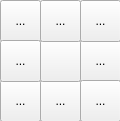
The window that src/quickmenu.ui (unruhschuh/MrWriter) describes before a commit, drawn with Qt 5.
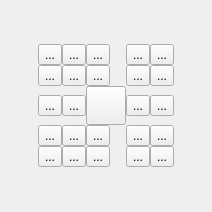
The same window after the commit. Icons and pictures are not drawn.

Commit message: more buttons for quickmenu

What changed in the file:
```diff
--- a/src/quickmenu.ui
+++ b/src/quickmenu.ui
@@ -6,8 +6,8 @@
    <rect>
     <x>0</x>
     <y>0</y>
-    <width>120</width>
-    <height>121</height>
+    <width>212</width>
+    <height>212</height>
    </rect>
   </property>
   <property name="sizePolicy">
@@ -19,15 +19,26 @@
   <property name="windowTitle">
    <string>Quick Menu</string>
   </property>
-  <widget class="QToolButton" name="strokeEraserButton">
-   <property name="geometry">
-    <rect>
-     <x>80</x>
-     <y>40</y>
-     <width>41</width>
-     <height>42</height>
-    </rect>
+  <layout class="QGridLayout" name="gridLayout_2">
+   <property name="leftMargin">
+    <number>0</number>
    </property>
+   <property name="topMargin">
+    <number>0</number>
+   </property>
+   <property name="rightMargin">
+    <number>0</number>
+   </property>
+   <property name="bottomMargin">
+    <number>0</number>
+   </property>
+   <item row="0" column="0">
+    <layout class="QGridLayout" name="gridLayout">
+     <property name="spacing">
+      <number>0</number>
+     </property>
+     <item row="2" column="4">
+      <widget class="QToolButton" name="circleButton">
    <property name="text">
     <string>...</string>
    </property>
@@ -42,15 +53,26 @@
     </size>
    </property>
   </widget>
-  <widget class="QToolButton" name="selectButton">
-   <property name="geometry">
-    <rect>
-     <x>0</x>
-     <y>80</y>
-     <width>41</width>
-     <height>42</height>
-    </rect>
-   </property>
+     </item>
+     <item row="5" column="4">
+      <widget class="QToolButton" name="redoButton">
+       <property name="text">
+        <string>...</string>
+       </property>
+       <property name="icon">
+        <iconset resource="../myresource.qrc">
+         <normaloff>:/images/redoIcon.png</normaloff>:/images/redoIcon.png</iconset>
+       </property>
+       <property name="iconSize">
+        <size>
+         <width>32</width>
+         <height>32</height>
+        </size>
+       </property>
+      </widget>
+     </item>
+     <item row="4" column="9">
+      <widget class="QToolButton" name="magentaButton">
    <property name="text">
     <string>...</string>
    </property>
@@ -65,15 +87,26 @@
     </size>
    </property>
   </widget>
-  <widget class="QToolButton" name="rectSelectButton">
-   <property name="geometry">
-    <rect>
-     <x>40</x>
-     <y>80</y>
-     <width>41</width>
-     <height>42</height>
-    </rect>
-   </property>
+     </item>
+     <item row="3" column="0">
+      <widget class="QToolButton" name="pasteButton">
+       <property name="text">
+        <string>...</string>
+       </property>
+       <property name="icon">
+        <iconset resource="../myresource.qrc">
+         <normaloff>:/images/pasteIcon.png</normaloff>:/images/pasteIcon.png</iconset>
+       </property>
+       <property name="iconSize">
+        <size>
+         <width>32</width>
+         <height>32</height>
+        </size>
+       </property>
+      </widget>
+     </item>
+     <item row="1" column="3">
+      <widget class="QToolButton" name="redButton">
    <property name="text">
     <string>...</string>
    </property>
@@ -88,15 +121,26 @@
     </size>
    </property>
   </widget>
+     </item>
+     <item row="3" column="3">
+      <widget class="QToolButton" name="rulerButton">
+       <property name="text">
+        <string>...</string>
+       </property>
+       <property name="icon">
+        <iconset resource="../myresource.qrc">
+         <normaloff>:/images/rulerIcon.png</normaloff>:/images/rulerIcon.png</iconset>
+       </property>
+       <property name="iconSize">
+        <size>
+         <width>32</width>
+         <height>32</height>
+        </size>
+       </property>
+      </widget>
+     </item>
+     <item row="4" column="6">
   <widget class="QToolButton" name="handButton">
-   <property name="geometry">
-    <rect>
-     <x>80</x>
-     <y>80</y>
-     <width>41</width>
-     <height>42</height>
-    </rect>
-   </property>
    <property name="text">
     <string>...</string>
    </property>
@@ -111,14 +155,218 @@
     </size>
    </property>
   </widget>
+     </item>
+     <item row="5" column="6">
+      <widget class="QToolButton" name="showGridButton">
+       <property name="text">
+        <string>...</string>
+       </property>
+       <property name="icon">
+        <iconset resource="../myresource.qrc">
+         <normaloff>:/images/gridIcon_48.png</normaloff>:/images/gridIcon_48.png</iconset>
+       </property>
+       <property name="iconSize">
+        <size>
+         <width>32</width>
+         <height>32</height>
+        </size>
+       </property>
+      </widget>
+     </item>
+     <item row="2" column="9">
+      <widget class="QToolButton" name="lightblueButton">
+       <property name="text">
+        <string>...</string>
+       </property>
+       <property name="icon">
+        <iconset resource="../myresource.qrc">
+         <normaloff>:/images/lightblueIcon.png</normaloff>:/images/lightblueIcon.png</iconset>
+       </property>
+       <property name="iconSize">
+        <size>
+         <width>32</width>
+         <height>32</height>
+        </size>
+       </property>
+      </widget>
+     </item>
+     <item row="4" column="0">
+      <widget class="QToolButton" name="cutButton">
+       <property name="text">
+        <string>...</string>
+       </property>
+       <property name="icon">
+        <iconset resource="../myresource.qrc">
+         <normaloff>:/images/cutIcon.png</normaloff>:/images/cutIcon.png</iconset>
+       </property>
+       <property name="iconSize">
+        <size>
+         <width>32</width>
+         <height>32</height>
+        </size>
+       </property>
+      </widget>
+     </item>
+     <item row="5" column="9">
+      <widget class="QToolButton" name="snapToGridButton">
+       <property name="text">
+        <string>...</string>
+       </property>
+       <property name="icon">
+        <iconset resource="../myresource.qrc">
+         <normaloff>:/images/snapToGridIcon_48.png</normaloff>:/images/snapToGridIcon_48.png</iconset>
+       </property>
+       <property name="iconSize">
+        <size>
+         <width>32</width>
+         <height>32</height>
+        </size>
+       </property>
+      </widget>
+     </item>
+     <item row="4" column="3">
+      <widget class="QToolButton" name="selectButton">
+       <property name="text">
+        <string>...</string>
+       </property>
+       <property name="icon">
+        <iconset resource="../myresource.qrc">
+         <normaloff>:/images/selectIcon.png</normaloff>:/images/selectIcon.png</iconset>
+       </property>
+       <property name="iconSize">
+        <size>
+         <width>32</width>
+         <height>32</height>
+        </size>
+       </property>
+      </widget>
+     </item>
+     <item row="1" column="9">
+      <widget class="QToolButton" name="grayButton">
+       <property name="text">
+        <string>...</string>
+       </property>
+       <property name="icon">
+        <iconset resource="../myresource.qrc">
+         <normaloff>:/images/grayIcon.png</normaloff>:/images/grayIcon.png</iconset>
+       </property>
+       <property name="iconSize">
+        <size>
+         <width>32</width>
+         <height>32</height>
+        </size>
+       </property>
+      </widget>
+     </item>
+     <item row="2" column="0">
+      <widget class="QToolButton" name="copyButton">
+       <property name="text">
+        <string>...</string>
+       </property>
+       <property name="icon">
+        <iconset resource="../myresource.qrc">
+         <normaloff>:/images/copyIcon.png</normaloff>:/images/copyIcon.png</iconset>
+       </property>
+       <property name="iconSize">
+        <size>
+         <width>32</width>
+         <height>32</height>
+        </size>
+       </property>
+      </widget>
+     </item>
+     <item row="3" column="6">
+      <widget class="QToolButton" name="strokeEraserButton">
+       <property name="text">
+        <string>...</string>
+       </property>
+       <property name="icon">
+        <iconset resource="../myresource.qrc">
+         <normaloff>:/images/strokeEraserIcon.png</normaloff>:/images/strokeEraserIcon.png</iconset>
+       </property>
+       <property name="iconSize">
+        <size>
+         <width>32</width>
+         <height>32</height>
+        </size>
+       </property>
+      </widget>
+     </item>
+     <item row="1" column="4">
+      <widget class="QToolButton" name="greenButton">
+       <property name="text">
+        <string>...</string>
+       </property>
+       <property name="icon">
+        <iconset resource="../myresource.qrc">
+         <normaloff>:/images/greenIcon.png</normaloff>:/images/greenIcon.png</iconset>
+       </property>
+       <property name="iconSize">
+        <size>
+         <width>32</width>
+         <height>32</height>
+        </size>
+       </property>
+      </widget>
+     </item>
+     <item row="3" column="9">
+      <widget class="QToolButton" name="lightgreenButton">
+       <property name="text">
+        <string>...</string>
+       </property>
+       <property name="icon">
+        <iconset resource="../myresource.qrc">
+         <normaloff>:/images/lightgreenIcon.png</normaloff>:/images/lightgreenIcon.png</iconset>
+       </property>
+       <property name="iconSize">
+        <size>
+         <width>32</width>
+         <height>32</height>
+        </size>
+       </property>
+      </widget>
+     </item>
+     <item row="2" column="6">
+      <widget class="QToolButton" name="eraserButton">
+       <property name="text">
+        <string>...</string>
+       </property>
+       <property name="icon">
+        <iconset resource="../myresource.qrc">
+         <normaloff>:/images/eraserIcon.png</normaloff>:/images/eraserIcon.png</iconset>
+       </property>
+       <property name="iconSize">
+        <size>
+         <width>32</width>
+         <height>32</height>
+        </size>
+       </property>
+      </widget>
+     </item>
+     <item row="1" column="6">
+      <widget class="QToolButton" name="blueButton">
+       <property name="text">
+        <string>...</string>
+       </property>
+       <property name="icon">
+        <iconset resource="../myresource.qrc">
+         <normaloff>:/images/blueIcon.png</normaloff>:/images/blueIcon.png</iconset>
+       </property>
+       <property name="iconSize">
+        <size>
+         <width>32</width>
+         <height>32</height>
+        </size>
+       </property>
+      </widget>
+     </item>
+     <item row="3" column="4">
   <widget class="QToolButton" name="penButton">
-   <property name="geometry">
-    <rect>
-     <x>40</x>
-     <y>40</y>
-     <width>41</width>
-     <height>42</height>
-    </rect>
+       <property name="autoFillBackground">
+        <bool>false</bool>
+       </property>
+       <property name="styleSheet">
+        <string notr="true"/>
    </property>
    <property name="text">
     <string/>
@@ -134,15 +382,9 @@
     </size>
    </property>
   </widget>
-  <widget class="QToolButton" name="circleButton">
-   <property name="geometry">
-    <rect>
-     <x>40</x>
-     <y>0</y>
-     <width>41</width>
-     <height>42</height>
-    </rect>
-   </property>
+     </item>
+     <item row="1" column="0">
+      <widget class="QToolButton" name="blackButton">
    <property name="text">
     <string>...</string>
    </property>
@@ -157,15 +399,9 @@
     </size>
    </property>
   </widget>
-  <widget class="QToolButton" name="eraserButton">
-   <property name="geometry">
-    <rect>
-     <x>80</x>
-     <y>0</y>
-     <width>41</width>
-     <height>42</height>
-    </rect>
-   </property>
+     </item>
+     <item row="4" column="4">
+      <widget class="QToolButton" name="rectSelectButton">
    <property name="text">
     <string>...</string>
    </property>
@@ -180,15 +416,9 @@
     </size>
    </property>
   </widget>
+     </item>
+     <item row="2" column="3">
   <widget class="QToolButton" name="rectButton">
-   <property name="geometry">
-    <rect>
-     <x>0</x>
-     <y>0</y>
-     <width>41</width>
-     <height>42</height>
-    </rect>
-   </property>
    <property name="text">
     <string>...</string>
    </property>
@@ -203,15 +433,26 @@
     </size>
    </property>
   </widget>
-  <widget class="QToolButton" name="rulerButton">
-   <property name="geometry">
-    <rect>
-     <x>0</x>
-     <y>40</y>
-     <width>41</width>
-     <height>42</height>
-    </rect>
-   </property>
+     </item>
+     <item row="5" column="3">
+      <widget class="QToolButton" name="undoButton">
+       <property name="text">
+        <string>...</string>
+       </property>
+       <property name="icon">
+        <iconset resource="../myresource.qrc">
+         <normaloff>:/images/undoIcon.png</normaloff>:/images/undoIcon.png</iconset>
+       </property>
+       <property name="iconSize">
+        <size>
+         <width>32</width>
+         <height>32</height>
+        </size>
+       </property>
+      </widget>
+     </item>
+     <item row="5" column="0">
+      <widget class="QToolButton" name="deleteButton">
    <property name="text">
     <string>...</string>
    </property>
@@ -226,6 +467,10 @@
     </size>
    </property>
   </widget>
+     </item>
+    </layout>
+   </item>
+  </layout>
  </widget>
  <resources>
   <include location="../myresource.qrc"/>
```
Left out of the diff: 12 changed lines with no effect on the pictures. Lines whose indentation alone changed are shown as unchanged. The commit also changes 4 other files.
